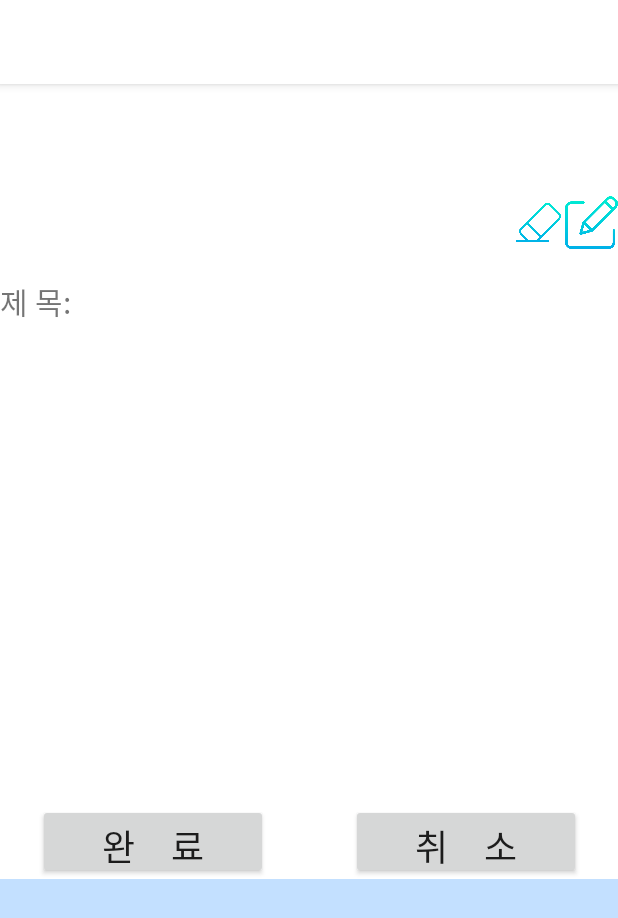
After one commit to 1989010/Cooking, an Android app: the list_edit_salad screen opened directly, with no data from a screen before it, on a phone screen of 412 x 824 dp. The commit adds this screen. Shown: the top 918 px of the screen. Run offline under Robolectric (Android 15) with nearby library versions, the phone set to English and light mode, and no system bars.

Commit message:
해당 카테고리의 리스트 클릭시 나오는 화면

```diff
--- /dev/null
+++ b/app/src/main/java/com/cookandroid/cooking/list_edit_salad.java
@@ -0,0 +1,14 @@
+package com.cookandroid.cooking;
+
+import androidx.appcompat.app.AppCompatActivity;
+
+import android.os.Bundle;
+
+public class list_edit_salad extends AppCompatActivity {
+
+    @Override
+    protected void onCreate(Bundle savedInstanceState) {
+        super.onCreate(savedInstanceState);
+        setContentView(R.layout.activity_list_edit_salad);
+    }
+}
--- a/app/src/main/res/layout/activity_koreanlist.xml
+++ b/app/src/main/res/layout/activity_koreanlist.xml
@@ -6,7 +6,7 @@
     android:orientation="vertical">
 
     <LinearLayout
-        android:layout_width="320dp"
+        android:layout_width="360dp"
         android:layout_height="60dp"
         android:orientation="horizontal"
         android:background="@color/white"
--- /dev/null
+++ b/app/src/main/res/layout/activity_list_edit_salad.xml
@@ -0,0 +1,124 @@
+<?xml version="1.0" encoding="utf-8"?>
+<LinearLayout xmlns:android="http://schemas.android.com/apk/res/android"
+    xmlns:tools="http://schemas.android.com/tools"
+    android:layout_width="match_parent"
+    android:layout_height="match_parent"
+    android:orientation="vertical"
+    android:background="#C3E0FF">
+
+    <LinearLayout
+        android:layout_width="match_parent"
+        android:layout_height="530dp"
+        android:layout_gravity="center"
+        android:background="@color/white"
+        android:orientation="vertical">
+
+        <!-- 음식 사진 넣는 곳!-->
+        <LinearLayout
+            android:layout_width="match_parent"
+            android:layout_height="wrap_content"
+            android:orientation="horizontal"
+            android:layout_marginTop="10dp">
+
+            <!-- 이미지 출력!-->
+            <ImageView
+                android:id="@+id/list_edit_salad_img"
+                android:layout_width="100dp"
+                android:layout_height="100dp"
+                android:layout_marginLeft="150dp">
+            </ImageView>
+
+            <!-- 지우기 !-->
+            <Button
+                android:id="@+id/list_edit_salad_delete"
+                android:layout_width="35dp"
+                android:layout_height="35dp"
+                android:layout_gravity="bottom|right"
+                android:layout_marginLeft="91dp"
+                android:background="@drawable/delete">
+            </Button>
+
+            <!-- 수정 !-->
+            <Button
+                android:id="@+id/list_edit_salad_edit"
+                android:layout_width="35dp"
+                android:layout_height="35dp"
+                android:layout_gravity="bottom|right"
+                android:background="@drawable/edit">
+            </Button>
+        </LinearLayout>
+
+        <!-- 제목 및 레시피 등록!-->
+        <LinearLayout
+            android:layout_width="match_parent"
+            android:layout_height="match_parent"
+            android:orientation="vertical">
+
+            <!-- 음식 제목!-->
+            <LinearLayout
+                android:layout_width="match_parent"
+                android:layout_height="wrap_content"
+                android:orientation="horizontal"
+                android:layout_marginTop="20dp">
+
+                <!-- 제목 !-->
+                <TextView
+                    android:layout_width="wrap_content"
+                    android:layout_height="wrap_content"
+                    android:text="제 목:"
+                    android:textSize="20sp">
+                </TextView>
+
+                <!-- 제목 입력 칸 !-->
+                <EditText
+                    android:id="@+id/list_edit_salad_title"
+                    android:layout_width="match_parent"
+                    android:layout_height="wrap_content"
+                    android:background="@null">
+                </EditText>
+            </LinearLayout>
+
+            <!-- 레시피 입력칸 자동으로 스크롤 됨!-->
+            <ScrollView
+                android:layout_width="match_parent"
+                android:layout_height="300dp"
+                android:layout_marginTop="20dp"
+                android:background="@color/white">
+
+                <EditText
+                    android:id="@+id/list_edit_salad_recipe"
+                    android:layout_width="match_parent"
+                    android:layout_height="300dp"
+                    android:background="@null">
+                </EditText>
+            </ScrollView>
+
+
+            <LinearLayout
+                android:layout_width="match_parent"
+                android:layout_height="match_parent"
+                android:orientation="horizontal">
+
+                <!-- 완료 버튼 !-->
+                <Button
+                    android:id="@+id/list_edit_salad_commit"
+                    android:layout_width="153dp"
+                    android:layout_height="match_parent"
+                    android:text="완    료"
+                    android:textSize="24sp"
+                    android:layout_marginLeft="25dp">
+                </Button>
+
+                <!-- 취소 버튼 !-->
+                <Button
+                    android:id="@+id/list_edit_salad_cancel"
+                    android:layout_width="153dp"
+                    android:layout_height="match_parent"
+                    android:text="취    소"
+                    android:textSize="24sp"
+                    android:layout_marginLeft="55dp">
+                </Button>
+            </LinearLayout>
+        </LinearLayout>
+    </LinearLayout>
+</LinearLayout>
--- a/app/src/main/res/layout/activity_saladlist.xml
+++ b/app/src/main/res/layout/activity_saladlist.xml
@@ -6,7 +6,7 @@
     android:orientation="vertical">
 
     <LinearLayout
-        android:layout_width="320dp"
+        android:layout_width="360dp"
         android:layout_height="60dp"
         android:orientation="horizontal"
         android:background="@color/white"
--- a/app/src/main/res/layout/activity_saladmain.xml
+++ b/app/src/main/res/layout/activity_saladmain.xml
@@ -49,7 +49,7 @@
 
     <!-- 게시글 출력되는 곳!-->
     <LinearLayout
-        android:layout_width="320dp"
+        android:layout_width="360dp"
         android:layout_height="430dp"
         android:orientation="vertical"
         android:layout_gravity="center">
@@ -62,7 +62,8 @@
                 android:id="@+id/saladmain_list"
                 android:layout_width="match_parent"
                 android:layout_height="wrap_content"
-                android:orientation="vertical">
+                android:orientation="vertical"
+                android:background="#C3E0FF">
             </LinearLayout>
         </ScrollView>
     </LinearLayout>
--- a/app/src/main/res/layout/activity_snack_barlist.xml
+++ b/app/src/main/res/layout/activity_snack_barlist.xml
@@ -6,7 +6,7 @@
     android:orientation="vertical">
 
     <LinearLayout
-        android:layout_width="320dp"
+        android:layout_width="360dp"
         android:layout_height="60dp"
         android:orientation="horizontal"
         android:background="@color/white"
--- a/app/src/main/res/layout/activity_westernlist.xml
+++ b/app/src/main/res/layout/activity_westernlist.xml
@@ -6,7 +6,7 @@
     android:orientation="vertical">
 
     <LinearLayout
-        android:layout_width="320dp"
+        android:layout_width="360dp"
         android:layout_height="60dp"
         android:orientation="horizontal"
         android:background="@color/white"
```
Also changed, not shown: app/src/main/AndroidManifest.xml (+28 -1 lines), app/src/main/java/com/cookandroid/cooking/list_edit_korean.java (added, +14 -0 lines), app/src/main/java/com/cookandroid/cooking/list_edit_snack_bar.java (added, +14 -0 lines), app/src/main/java/com/cookandroid/cooking/list_edit_western.java (added, +14 -0 lines), app/src/main/res/layout/activity_koreanmain.xml (+4 -4 lines), app/src/main/res/layout/activity_list_edit_korean.xml (added, +124 -0 lines), app/src/main/res/layout/activity_list_edit_snack_bar.xml (added, +124 -0 lines), app/src/main/res/layout/activity_list_edit_western.xml (added, +124 -0 lines), app/src/main/res/layout/activity_snack_barmain.xml (+5 -5 lines), app/src/main/res/layout/activity_westernmain.xml (+4 -3 lines), app/src/main/res/drawable/delete.png (added).
